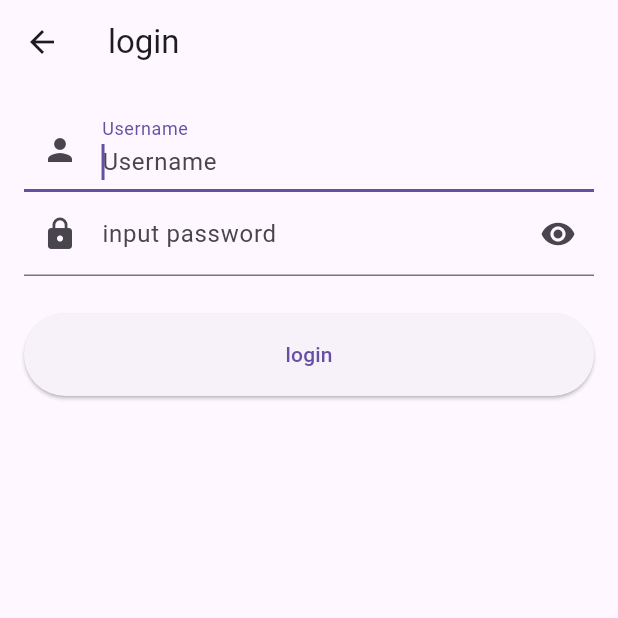
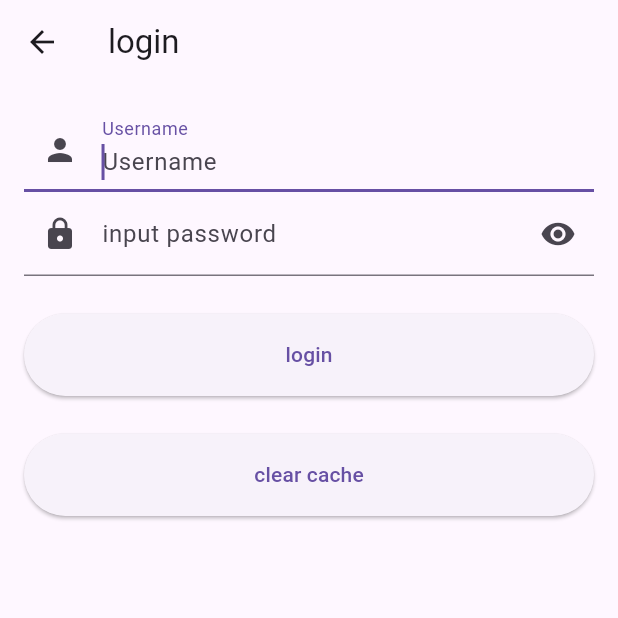
Before and after one commit to TheFairyTale/know_github_client_app, a Flutter app: the LoginRoute screen opened by its route, on a phone screen of 412 x 824 dp, the top half of it. Run offline on Flutter 3.47's test engine with Material 3 defaults, Android fonts, the phone set to English and light mode, and no system bars; our stand-ins replace cached_network_image, dio, flutter_smart_dialog, shared_preferences; missing offline and left inert: flutter_platform_alert; accounts and stored records are empty.

Commit message:
fix login failure & avatar img not load error

```diff
--- /dev/null
+++ b/devtools_options.yaml
@@ -0,0 +1 @@
+extensions:
--- a/lib/common/locale_model.dart
+++ b/lib/common/locale_model.dart
@@ -30,7 +30,7 @@ class LocaleModel extends ProfileChangeNotifier {
     }
   }
 
-  set locale(String locale) {
+  set locale(String? locale) {
     if (locale != profile.locale) {
       profile.locale = locale;
       // 通知其他、所有依赖项进行更新
--- a/lib/common/user_model.dart
+++ b/lib/common/user_model.dart
@@ -4,13 +4,14 @@ import 'package:know_github_client_app/models/index.dart';
 class UserModel extends ProfileChangeNotifier {
   // User? get user => profile.user;
   // 瞎改
-  User get user => profile.user ?? User();
+  User? get user => profile.user;
 
   // App 是否登陆（如果有信息则代表登陆过了)
   bool get isLogin => user != null;
 
   // 用户信息变化时，更新用户信息并通知依赖于它的其他Widget 更新
-  set setUser(User user) {
+  // 注意由于可以传入空，则可能导致空指针错误。
+  set setUser(User? user) {
     if (user?.login != profile.user?.login) {
       profile.lastLogin = profile.user?.login;
       profile.user = user;
@@ -19,7 +20,7 @@ class UserModel extends ProfileChangeNotifier {
   }
 
   /// 当登出时，调用该方法将user 对象置为空
-  set user(User user) {
+  set user(User? user) {
     profile.user = user;
     // 置空时是否需要调用该方法？
     notifyListeners();
--- a/lib/l10n/gm_localizations.dart
+++ b/lib/l10n/gm_localizations.dart
@@ -87,5 +87,9 @@ class GmLocalizations {
   String get userName {
     return isZh ? "用户名" : "Username";
   }
+
+  String get cleanCache {
+    return isZh ? "清除所有缓存" : "clear cache";
+  }
   // 其他希望跟随语言变化而变化的值...
 }
--- a/lib/routes/login_route.dart
+++ b/lib/routes/login_route.dart
@@ -96,6 +96,19 @@ class _LoginRouteState extends State<LoginRoute> {
                   ),
                 ),
               ),
+              Padding(
+                padding: const EdgeInsets.only(top: 25),
+                child: ConstrainedBox(
+                  constraints: BoxConstraints.expand(height: 55.0),
+                  child: ElevatedButton(
+                    onPressed: () => {
+                      // 清空所有缓存
+                      Global.netCache.cache.clear()
+                    },
+                    child: Text(gm.cleanCache),
+                  ),
+                ),
+              )
             ],
           ),
         ),
@@ -114,7 +127,7 @@ class _LoginRouteState extends State<LoginRoute> {
             .login(_unameController.text, _pwdController.text);
         // 因为登录页返回后，首页会build，所以我们传入false，这样更新user后便不触发更新。
         Provider.of<UserModel>(context, listen: false).user = user;
-      } on DioError catch (e) {
+      } on DioException catch (e) {
         //登录失败则提示
         if (e.response?.statusCode == 401) {
           await FlutterPlatformAlert.showAlert(
--- a/lib/widgets/my_drawer.dart
+++ b/lib/widgets/my_drawer.dart
@@ -43,6 +43,8 @@ class MyDrawer extends StatelessWidget {
                   child: value.isLogin
                       ? GmAvatar.gmAvatar(value.user!.avatar_url, width: 80)
                       : Image.asset(
+                          // todo cannot load image asset: imgs/avatar-default.png
+                          // not found
                           "imgs/avatar-default.png",
                           width: 80,
                         ),
--- a/pubspec.yaml
+++ b/pubspec.yaml
@@ -73,8 +73,8 @@ flutter:
   uses-material-design: true
 
   # To add assets to your application, add an assets section, like this:
-  # assets:
-  #   - images/a_dot_burr.jpeg
+  assets:
+    - imgs/avatar-default.png
   #   - images/a_dot_ham.jpeg
 
   # An image asset can refer to one or more resolution-specific "variants", see
```
Also changed, not shown: lib/common/git.dart (+41 -8 lines), imgs/avatar-default.png (added), pubspec.lock.
